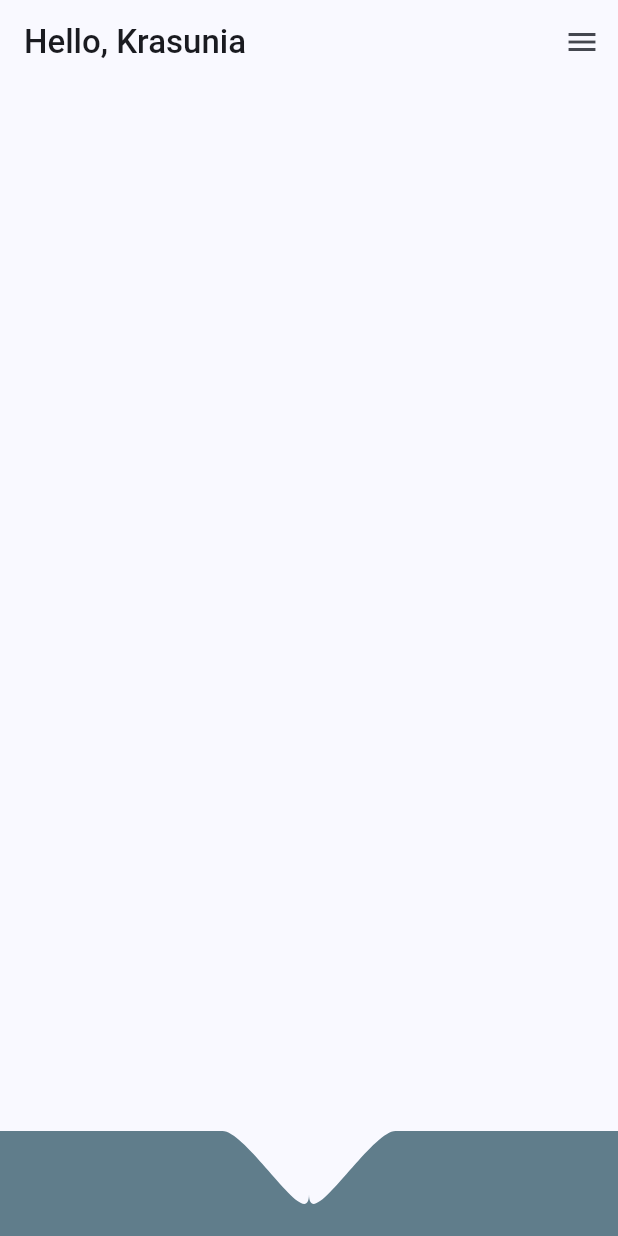
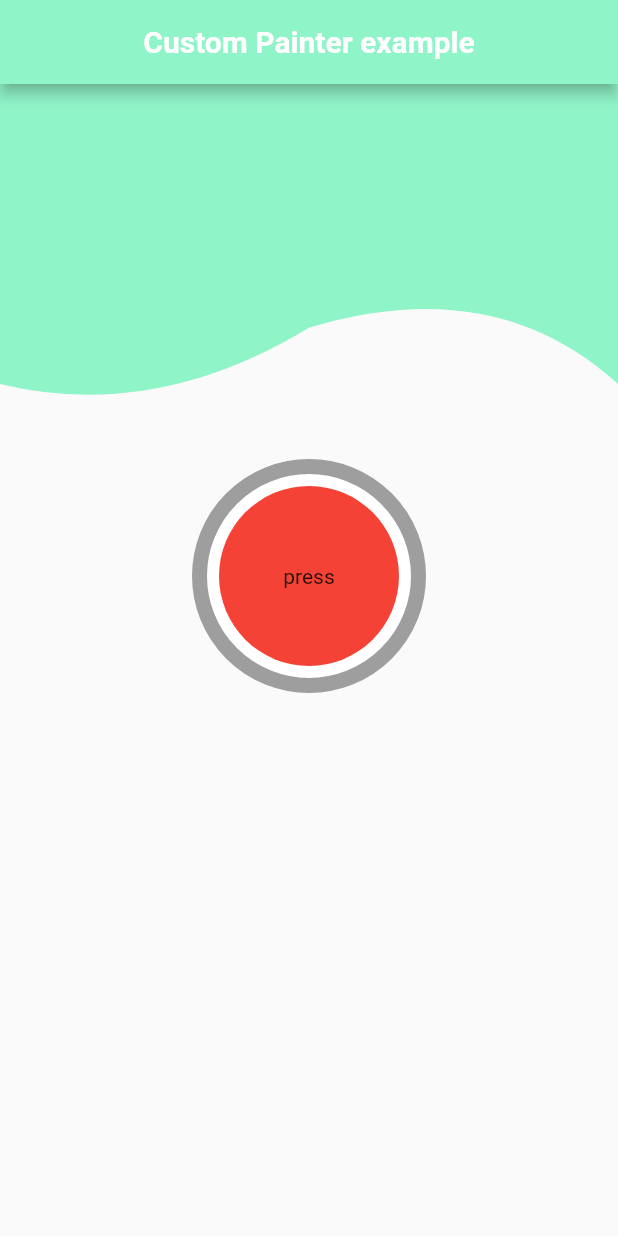
Before and after one commit to khaledmurtaja/uipractice, a Flutter app: the screen it shows after launch, on a phone screen of 412 x 824 dp. Run offline on Flutter 3.47's test engine with Material 2 defaults, Android fonts, the phone set to English and light mode, and no system bars; our stand-ins replace flutter_screenutil.

Commit message:
loading curve UI

```diff
--- a/lib/main.dart
+++ b/lib/main.dart
@@ -1,5 +1,6 @@
 import 'package:flutter/material.dart';
 import 'package:flutter_screenutil/flutter_screenutil.dart';
+import 'package:uipractice/wallet/drawing.dart';
 import 'package:uipractice/wallet/home_page.dart';
 
 void main() {
@@ -22,11 +23,14 @@ class MyApp extends StatelessWidget {
             debugShowCheckedModeBanner: false,
             theme: ThemeData(
               fontFamily: "Roboto",
-              colorScheme: ColorScheme.fromSeed(seedColor: Colors.blueAccent),
-              useMaterial3: true,
+              floatingActionButtonTheme: const FloatingActionButtonThemeData(
+                backgroundColor: Color(0xff5776FF)
+              )
+              // colorScheme: ColorScheme.fromSeed(seedColor: Color(0xff5776FF)),
+              // useMaterial3: true,
 
             ),
-            home: const HomePage());
+            home: const Drawing());
       },
     );
   }
--- /dev/null
+++ b/lib/wallet/drawing.dart
@@ -0,0 +1,71 @@
+import 'package:flutter/material.dart';
+
+class Drawing extends StatelessWidget {
+  const Drawing({Key? key}) : super(key: key);
+
+  @override
+  Widget build(BuildContext context) {
+    return Scaffold(
+      appBar: AppBar(
+        backgroundColor: const Color(0xff90F4C9),
+        title: const Text(
+          "Custom Painter example",
+          style: TextStyle(fontWeight: FontWeight.bold),
+        ),
+        centerTitle: true,
+      ),
+      body: Column(
+        children: [
+          ClipPath(
+            clipper: MyCustomClipper(),
+            child: Container(
+              width: double.infinity,
+              height: 250,
+              color: const Color(0xff90F4C9),
+            ),
+          ),
+          Container(
+            decoration: BoxDecoration(
+                color: Colors.white,
+                shape: BoxShape.circle,
+                border: Border.all(color: Colors.grey,width: 10)
+            ),
+            child: Padding(
+              padding: const EdgeInsets.all(8.0),
+              child: Container(
+                height: 120,
+                width: 120,
+                decoration: const BoxDecoration(
+                  shape: BoxShape.circle,
+                  color: Colors.red
+                ),
+                child: const Center(child: Text("press")),
+              ),
+            ),
+          )
+        ],
+      ),
+    );
+  }
+}
+
+class MyCustomClipper extends CustomClipper<Path> {
+  @override
+  Path getClip(Size size) {
+    Path path = Path();
+    path.lineTo(0, size.height * 0.8);
+    path.quadraticBezierTo(
+        size.width / 4, size.height * 0.9, size.width / 2, size.height * 0.65);
+    path.quadraticBezierTo(
+        size.width * 0.8, size.height * 0.5, size.width, size.height * 0.8);
+    path.lineTo(size.width, 0);
+    path.lineTo(0, 0);
+    return path;
+  }
+
+  @override
+  bool shouldReclip(covariant CustomClipper<Path> oldClipper) {
+    // TODO: implement shouldReclip
+    return false;
+  }
+}
--- a/pubspec.yaml
+++ b/pubspec.yaml
@@ -64,6 +64,7 @@ flutter:
   assets:
     - images/loginUi/
     - images/restaurant/
+    - images/stock/
   # An image asset can refer to one or more resolution-specific "variants", see
   # https://flutter.dev/assets-and-images/#resolution-aware
 
```
Also changed, not shown: lib/wallet/home_page.dart (+47 -4 lines), images/stock/arrow.jpeg (added).
